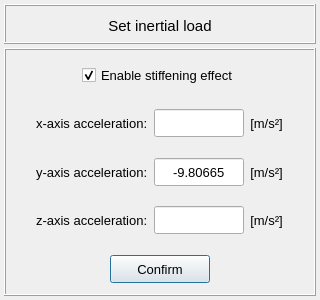
First picture: the form in pulse/interface/data/ui_files/model/setup/structural/inertial_load_input.ui, repository open-pulse/OpenPulse, before the edit.
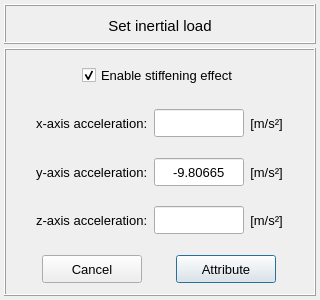
Second picture: the form after the edit.

The edit to the form file:
```diff
--- a/pulse/interface/data/ui_files/model/setup/structural/inertial_load_input.ui
+++ b/pulse/interface/data/ui_files/model/setup/structural/inertial_load_input.ui
@@ -702,6 +702,37 @@
          <property name="spacing">
           <number>0</number>
          </property>
+         <item row="0" column="1">
+          <widget class="QPushButton" name="pushButton_attribute">
+           <property name="minimumSize">
+            <size>
+             <width>100</width>
+             <height>28</height>
+            </size>
+           </property>
+           <property name="maximumSize">
+            <size>
+             <width>100</width>
+             <height>28</height>
+            </size>
+           </property>
+           <property name="font">
+            <font>
+             <family>MS Shell Dlg 2</family>
+             <pointsize>10</pointsize>
+             <weight>50</weight>
+             <italic>false</italic>
+             <bold>false</bold>
+            </font>
+           </property>
+           <property name="styleSheet">
+            <string notr="true"/>
+           </property>
+           <property name="text">
+            <string>Attribute</string>
+           </property>
+          </widget>
+         </item>
          <item row="0" column="0">
           <widget class="QPushButton" name="pushButton_confirm">
            <property name="minimumSize">
@@ -729,7 +760,7 @@
             <string notr="true"/>
            </property>
            <property name="text">
-            <string>Confirm</string>
+            <string>Cancel</string>
            </property>
           </widget>
          </item>
```
Left out of the diff: 2 changed lines with no effect on the pictures.
